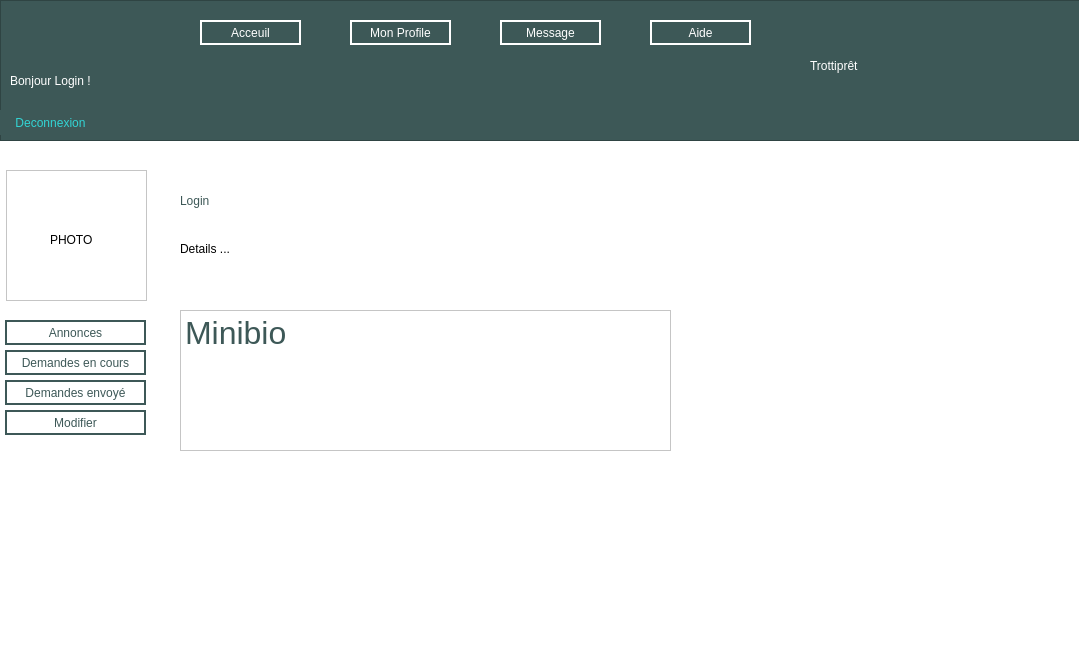
First picture: the form in profile.ui, repository TheophileStauder/CPOA_Trottipret, before the edit.
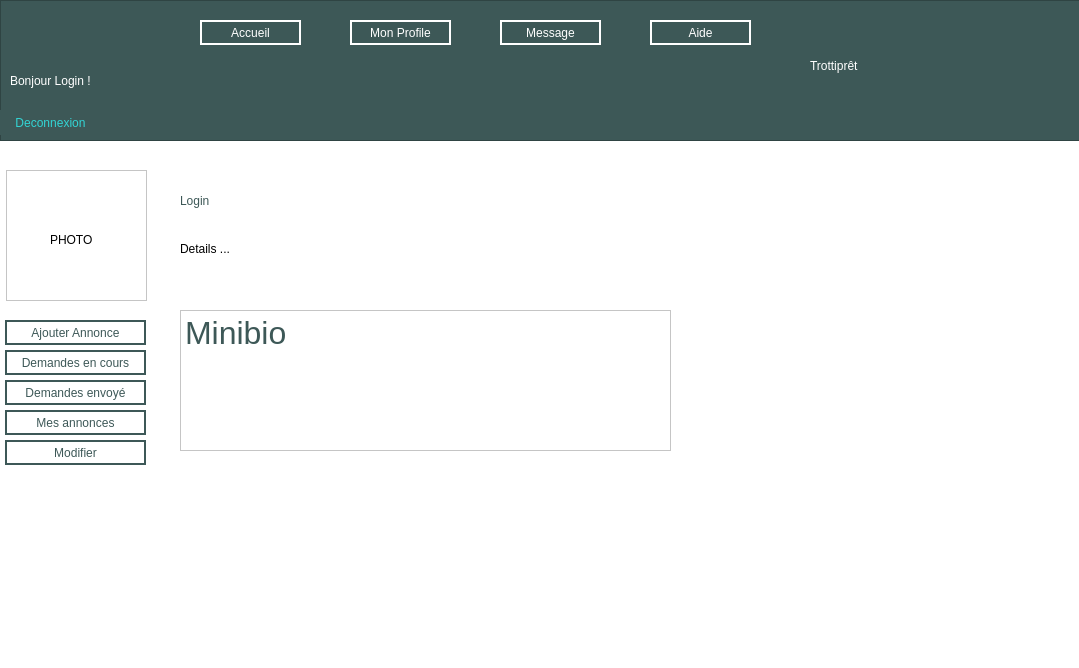
Second picture: the form after the edit.

```diff
--- a/profile.ui
+++ b/profile.ui
@@ -76,7 +76,7 @@
 color: rgb(255, 255, 255);</string>
      </property>
      <property name="text">
-      <string>Acceuil</string>
+      <string>Accueil</string>
      </property>
     </widget>
     <widget class="QPushButton" name="profil">
@@ -194,7 +194,7 @@
 color: rgb(61, 88, 87);</string>
     </property>
     <property name="text">
-     <string>Annonces</string>
+     <string>Ajouter Annonce</string>
     </property>
    </widget>
    <widget class="QPushButton" name="demande">
@@ -215,7 +215,7 @@
      <string>Demandes en cours</string>
     </property>
    </widget>
-   <widget class="QPushButton" name="modif">
+   <widget class="QPushButton" name="afficheAnnonce">
     <property name="geometry">
      <rect>
       <x>5</x>
@@ -230,7 +230,7 @@
 color: rgb(61, 88, 87);</string>
     </property>
     <property name="text">
-     <string>Modifier</string>
+     <string>Mes annonces</string>
     </property>
    </widget>
    <widget class="QLabel" name="label_3">
@@ -313,6 +313,24 @@
      <string>PHOTO</string>
     </property>
    </widget>
+   <widget class="QPushButton" name="modif">
+    <property name="geometry">
+     <rect>
+      <x>5</x>
+      <y>440</y>
+      <width>141</width>
+      <height>25</height>
+     </rect>
+    </property>
+    <property name="styleSheet">
+     <string notr="true">border: 2px solid rgb(61, 88, 87); 
+background-color: rgb(255, 255, 255);
+color: rgb(61, 88, 87);</string>
+    </property>
+    <property name="text">
+     <string>Modifier</string>
+    </property>
+   </widget>
   </widget>
   <widget class="QMenuBar" name="menubar">
    <property name="geometry">
```
